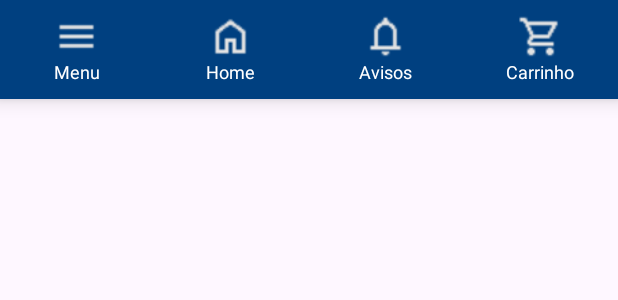
After one commit to Ciencia-da-Computacao-4-Semestre-Mobile/grupo2_unaspmarketplace, an Android app: the layout footer_leyout.xml on its own in the app's theme, with its tools: preview values and no code run, on a phone screen of 412 x 824 dp. The commit adds this screen. Shown: the top 300 px of the screen. Run offline under Robolectric (Android 15) with nearby library versions, the light colour scheme and no system bars.

Commit message:
implementação do carrinho

```diff
--- /dev/null
+++ b/app/src/main/res/layout/footer_leyout.xml
@@ -0,0 +1,102 @@
+<?xml version="1.0" encoding="utf-8"?>
+<androidx.cardview.widget.CardView
+    xmlns:android="http://schemas.android.com/apk/res/android"
+    xmlns:app="http://schemas.android.com/apk/res-auto"
+    android:id="@+id/footer_bar_container"
+    android:layout_width="match_parent"
+    android:layout_height="66dp"
+    app:cardBackgroundColor="#004080"
+    app:cardCornerRadius="0dp"
+    app:cardElevation="8dp">
+
+    <LinearLayout
+        android:layout_width="match_parent"
+        android:layout_height="match_parent"
+        android:gravity="center_vertical"
+        android:orientation="horizontal">
+
+        <!-- BOTÃO 1: MENU -->
+        <LinearLayout
+            android:id="@+id/menu_button"
+            android:layout_width="0dp"
+            android:layout_height="wrap_content"
+            android:layout_weight="1"
+            android:gravity="center"
+            android:orientation="vertical">
+            <ImageView
+                android:layout_width="30dp"
+                android:layout_height="30dp"
+                android:src="@drawable/iconmenu"
+                android:contentDescription="Menu" />
+            <TextView
+                android:layout_width="wrap_content"
+                android:layout_height="wrap_content"
+                android:text="Menu"
+                android:textColor="#FFFFFF"
+                android:textSize="12sp" />
+        </LinearLayout>
+
+        <!-- BOTÃO 2: HOME -->
+        <LinearLayout
+            android:id="@+id/home_button"
+            android:layout_width="0dp"
+            android:layout_height="wrap_content"
+            android:layout_weight="1"
+            android:gravity="center"
+            android:orientation="vertical">
+            <ImageView
+                android:layout_width="30dp"
+                android:layout_height="30dp"
+                android:src="@drawable/iconhome"
+                android:contentDescription="Home" />
+            <TextView
+                android:layout_width="wrap_content"
+                android:layout_height="wrap_content"
+                android:text="Home"
+                android:textColor="#FFFFFF"
+                android:textSize="12sp" />
+        </LinearLayout>
+
+        <!-- BOTÃO 3: NOTIFICAÇÃO -->
+        <LinearLayout
+            android:id="@+id/notification_button"
+            android:layout_width="0dp"
+            android:layout_height="wrap_content"
+            android:layout_weight="1"
+            android:gravity="center"
+            android:orientation="vertical">
+            <ImageView
+                android:layout_width="30dp"
+                android:layout_height="30dp"
+                android:src="@drawable/iconnotification"
+                android:contentDescription="Notificação" />
+            <TextView
+                android:layout_width="wrap_content"
+                android:layout_height="wrap_content"
+                android:text="Avisos"
+                android:textColor="#FFFFFF"
+                android:textSize="12sp" />
+        </LinearLayout>
+
+        <!-- BOTÃO 4: CARRINHO -->
+        <LinearLayout
+            android:id="@+id/cart_button"
+            android:layout_width="0dp"
+            android:layout_height="wrap_content"
+            android:layout_weight="1"
+            android:gravity="center"
+            android:orientation="vertical">
+            <ImageView
+                android:layout_width="30dp"
+                android:layout_height="30dp"
+                android:src="@drawable/iconcarrinho"
+                android:contentDescription="Carrinho" />
+            <TextView
+                android:layout_width="wrap_content"
+                android:layout_height="wrap_content"
+                android:text="Carrinho"
+                android:textColor="#FFFFFF"
+                android:textSize="12sp" />
+        </LinearLayout>
+    </LinearLayout>
+</androidx.cardview.widget.CardView>
```
Also changed, not shown: app/src/main/res/layout/activity_cart.xml (added, +97 -0 lines), app/src/main/res/layout/activity_home_page.xml (+15 -80 lines), app/src/main/res/layout/header_leyout.xml (added, +50 -0 lines), app/src/main/res/layout/item_cart_product.xml (added, +78 -0 lines).
